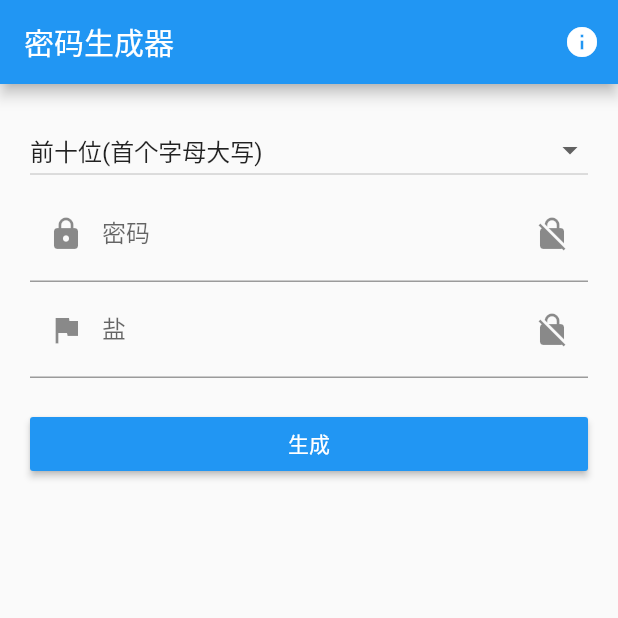
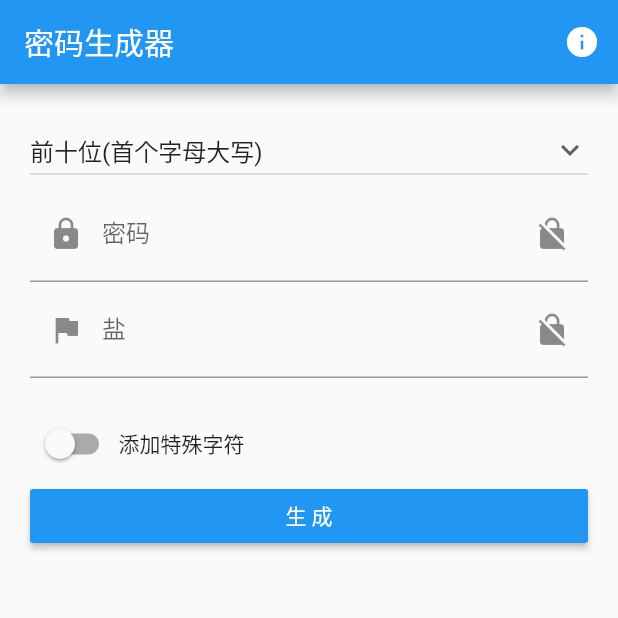
Before and after one commit to Lenny-Hu/password, a Flutter app: the screen it shows after launch, on a phone screen of 412 x 824 dp, the top half of it. Run offline on Flutter 3.47's test engine with Material 2 defaults, Android fonts, the phone set to English and light mode, and no system bars; missing offline and left inert: dart:html.

Commit message:
支持添加特殊字符

```diff
--- a/lib/main.dart
+++ b/lib/main.dart
@@ -33,6 +33,9 @@ class _FormPageState extends State<FormPage> {
   // 控制输入框显示星号还是明文
   bool _pwdObscureText = true;
   bool _saltObscureText = true;
+
+  // 是否添加固定特殊字符下划线
+  bool _switchSelected = false;
 
   String _password;
   String _salt;
@@ -104,6 +107,11 @@ class _FormPageState extends State<FormPage> {
         _newPwd = _pwd;
     }
 
+    // 特殊字符
+    if (_switchSelected) {
+      _newPwd = '_' + _newPwd + '_';
+    }
+
     // 使用输入框展示密码，同时选中输入框中的密码
     TextEditingController _pwdCtrl = TextEditingController();
     _pwdCtrl.text = _newPwd;
@@ -158,8 +166,13 @@ class _FormPageState extends State<FormPage> {
             new IconButton(icon: const Icon(Icons.info), onPressed: _gotoAbout),
           ]
         ),
-        body: new Padding(
-          padding: const EdgeInsets.all(20.0),
+        body: Container(
+          alignment: Alignment.center,
+          padding: EdgeInsets.all(20.0),
+          child: Container(
+            constraints: BoxConstraints(
+              maxWidth: 700
+            ),
             child: new Form(
               key: formKey,
               child: new Column(
@@ -168,6 +181,7 @@ class _FormPageState extends State<FormPage> {
                     children: [
                       Expanded(
                         child: DropdownButton<String>(
+                          icon: Icon(Icons.expand_more),
                           isExpanded: true,
                           value: _selectedType,
                           onChanged: (String newValue) {
@@ -223,10 +237,23 @@ class _FormPageState extends State<FormPage> {
                   ),
                   new Row(
                     children: <Widget>[
+                      Switch(
+                        value: _switchSelected,
+                        onChanged: (v) {
+                          setState(() {
+                            _switchSelected = v;
+                          });
+                        },
+                      ),
+                      Text('添加特殊字符')
+                    ],
+                  ),
+                  new Row(
+                    children: <Widget>[
                       Expanded(
                         child: new RaisedButton(
                           child: new Text(
-                          "生成",
+                            "生 成",
                             style: new TextStyle(color: Colors.white),
                           ),
                           color: Colors.blue,
@@ -238,7 +265,9 @@ class _FormPageState extends State<FormPage> {
                 ],
               ),
             ),
-        ));
+          )
+        )
+    );
   }
 
   // 关于页面
```
Also changed, not shown: 2 other files. Lines whose indentation alone changed are shown as unchanged.
